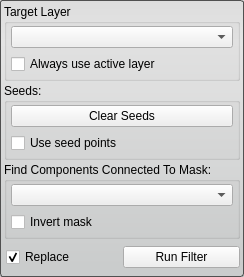
First picture: the form in Interface/ToolInterface/ConnectedComponentFilterInterface.ui, repository jessdtate/Seg3D, before the edit.
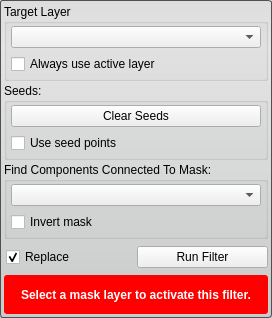
Second picture: the form after the edit. Custom widgets are drawn as their Qt base class.

Commit message: added a warning to the all the tools and filters for when the proper layer isnt selected.

```diff
--- a/Interface/ToolInterface/ConnectedComponentFilterInterface.ui
+++ b/Interface/ToolInterface/ConnectedComponentFilterInterface.ui
@@ -6,8 +6,8 @@
    <rect>
     <x>0</x>
     <y>0</y>
-    <width>230</width>
-    <height>277</height>
+    <width>272</width>
+    <height>318</height>
    </rect>
   </property>
   <property name="sizePolicy">
@@ -263,6 +263,48 @@
      </layout>
     </widget>
    </item>
+   <item>
+    <widget class="QWidget" name="message_alert_" native="true">
+     <property name="minimumSize">
+      <size>
+       <width>0</width>
+       <height>32</height>
+      </size>
+     </property>
+     <property name="styleSheet">
+      <string notr="true">QLabel#message_{
+	color: white;
+	font: bold;
+}
+
+QWidget#message_alert_{
+	border-radius: 3px;
+	background-color: red;
+}</string>
+     </property>
+     <layout class="QHBoxLayout" name="horizontalLayout_5">
+      <property name="spacing">
+       <number>0</number>
+      </property>
+      <property name="margin">
+       <number>4</number>
+      </property>
+      <item>
+       <widget class="QLabel" name="message_">
+        <property name="text">
+         <string>Select a mask layer to activate this filter.</string>
+        </property>
+        <property name="alignment">
+         <set>Qt::AlignCenter</set>
+        </property>
+        <property name="wordWrap">
+         <bool>true</bool>
+        </property>
+       </widget>
+      </item>
+     </layout>
+    </widget>
+   </item>
   </layout>
  </widget>
  <customwidgets>
```
The commit also changes 67 other files.
